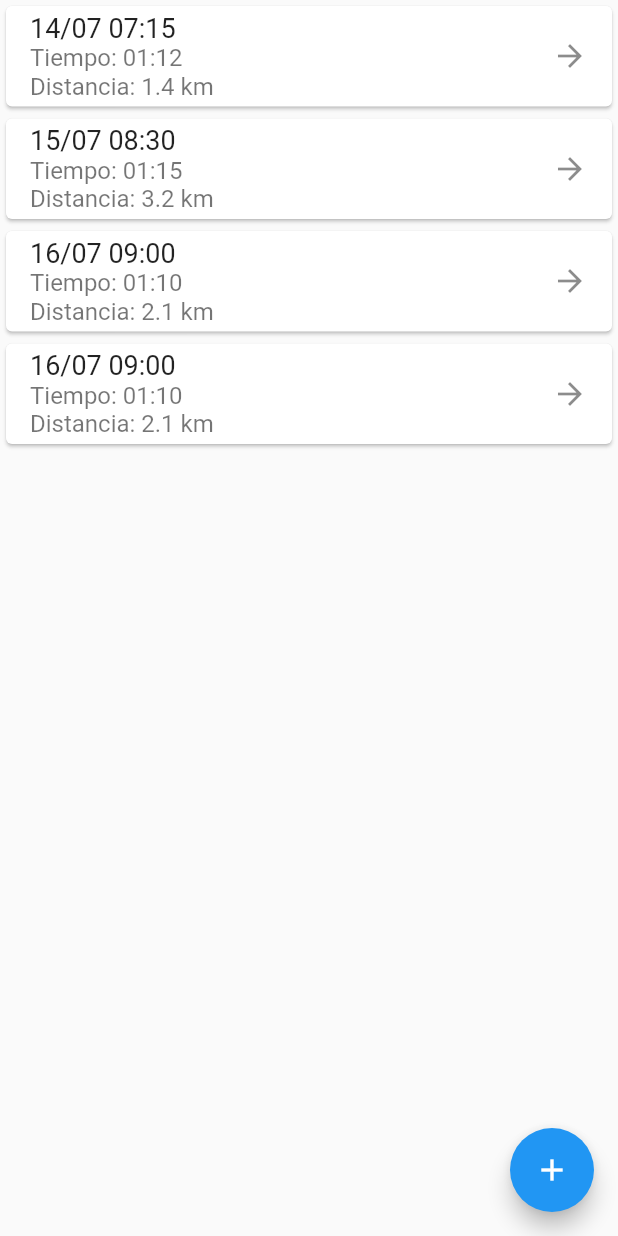
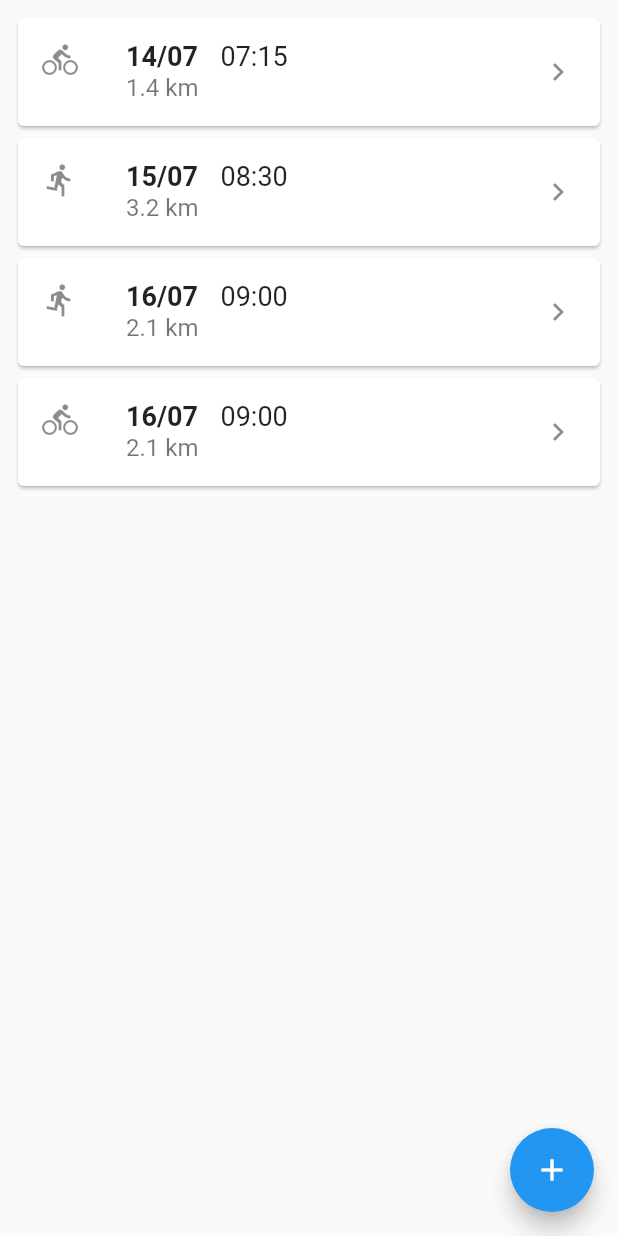
Before and after one commit to HenryCaicedo/exercise_tracker, a Flutter app: the CardListWidget screen opened directly, on a phone screen of 412 x 824 dp. Run offline on Flutter 3.47's test engine with Material 2 defaults, Android fonts, the phone set to English and light mode, and no system bars.

Commit message:
Mejoras UI

```diff
--- a/assets/routes.json
+++ b/assets/routes.json
@@ -6,7 +6,7 @@
        "finish_time":"08:27",
        "distance":1.4,
        "time_spent":"01:12",
-       "type":0,
+       "type":2,
        "route_id":1,
        "user_id":12345
     },
@@ -28,7 +28,7 @@
        "finish_time":"10:10",
        "distance":2.1,
        "time_spent":"01:10",
-       "type":3,
+       "type":1,
        "route_id":3,
        "user_id":23456
     },
@@ -39,7 +39,7 @@
       "finish_time":"10:10",
       "distance":2.1,
       "time_spent":"01:10",
-      "type":3,
+      "type":2,
       "route_id":3,
       "user_id":23456
    }
--- a/lib/login_screen.dart
+++ b/lib/login_screen.dart
@@ -70,7 +70,7 @@ class LoginScreen extends StatelessWidget {
                     ),
                     const SizedBox(height: 20),
                     ElevatedButton(
-                      child: const Text('Login'),
+                      child: const Text('Iniciar'),
                       onPressed: () {
                         if (_usernameController.text == '' &&
                             _passwordController.text == '') {
--- a/lib/widgets/card_list_widget.dart
+++ b/lib/widgets/card_list_widget.dart
@@ -27,11 +27,21 @@ class _CardListWidgetState extends State<CardListWidget> {
     });
   }
 
+  IconData _getIcon(int type) {
+    if (type == 1) {
+      return Icons.directions_run;
+    } else {
+      return Icons.directions_bike;
+    }
+  }
+
   @override
   Widget build(BuildContext context) {
     return Scaffold(
       appBar: null, // remove the app bar
-      body: ListView.builder(
+      body: Padding(
+        padding: const EdgeInsets.all(8.0), // set desired padding
+        child: ListView.builder(
           itemCount: _list.length,
           itemBuilder: (BuildContext context, int index) {
             RouteData data = _list[index];
@@ -67,27 +77,39 @@ class _CardListWidgetState extends State<CardListWidget> {
                     ),
                   );
                 },
-              title: Text(
-                '${data.startDate} ${data.startTime}',
-                style: TextStyle(fontSize: 18.0),
+                leading: Icon(_getIcon(data.type)),
+                title: Row(
+                  children: [
+                    Text(
+                      '${data.startDate}',
+                      style: TextStyle(
+                        fontSize: 18.0,
+                        fontWeight: FontWeight.w600,
+                      ),
+                    ),
+                    SizedBox(width: 15.0),
+                    Text(
+                      '${data.startTime}',
+                      style: TextStyle(
+                        fontSize: 18.0,
+                      ),
+                    ),
+                  ],
                 ),
                 subtitle: Column(
                   crossAxisAlignment: CrossAxisAlignment.start,
                   children: [
                     Text(
-                    'Tiempo: ${data.timeSpent}',
-                    style: TextStyle(fontSize: 16.0),
-                  ),
-                  Text(
-                    'Distancia: ${data.distance} km',
+                      '${data.distance} km',
                       style: TextStyle(fontSize: 16.0),
                     ),
                   ],
                 ),
-              trailing: Icon(Icons.arrow_forward),
+                trailing: Icon(Icons.chevron_right),
               ),
             );
           },
+        ),
       ),
       floatingActionButton: FloatingActionButton(
         onPressed: () {
```
Also changed, not shown: lib/tabs/home_tab.dart (+92 -4 lines), lib/widgets/activity_dialog.dart (deleted, +0 -50 lines). Lines whose indentation alone changed are shown as unchanged.
